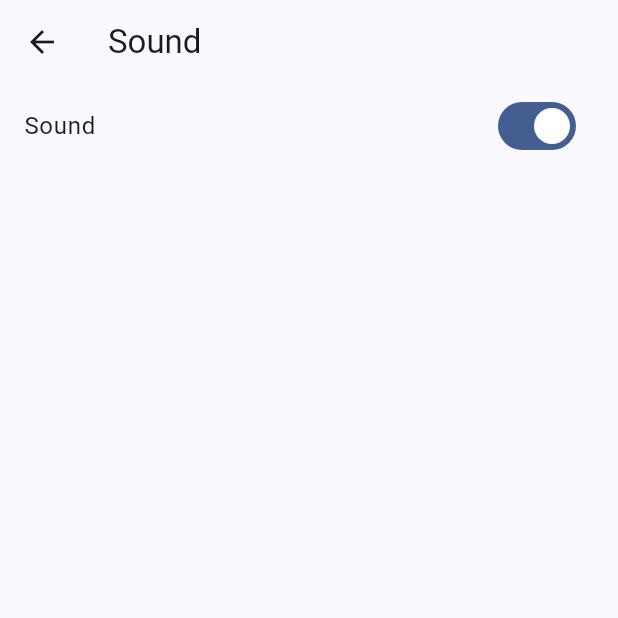
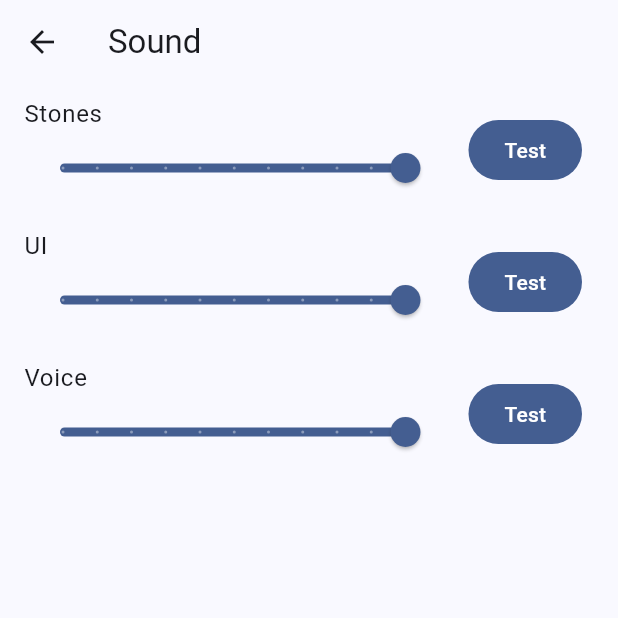
Before and after one commit to ale64bit/WeiqiHub, a Flutter app: the SoundSettingsPage screen opened by its route, on a phone screen of 412 x 824 dp, the top half of it. Run offline on Flutter 3.47's test engine with Material 3 defaults, Android fonts, the phone set to English and light mode, and no system bars; our stand-ins replace device_info_plus, fast_immutable_collections, flutter_slidable, package_info_plus, petitparser, share_plus and 1 more; missing offline and left inert: animated_tree_view, extension_type_unions, flutter_soloud, sqlite3, tflite_flutter; accounts and stored records are empty; statements that could not run were skipped.

Commit message:
Improve sound settings

```diff
--- a/lib/local_board_page.dart
+++ b/lib/local_board_page.dart
@@ -136,9 +136,7 @@ class _LocalBoardPageState extends State<LocalBoardPage> {
                 ? AnnotationMode.variation
                 : AnnotationMode.mainline) !=
         null) {
-      if (context.settings.sound) {
-        AudioController().playForNode(_gameTree.curNode);
-      }
+      AudioController().playForNode(_gameTree.curNode);
       setState(() {
         _turn = _turn.opposite;
       });
--- a/lib/main.dart
+++ b/lib/main.dart
@@ -37,7 +37,7 @@ Future<void> main() async {
     // Initialize singletons
     await Future.wait(<Future>[
       SystemChrome.setEnabledSystemUIMode(SystemUiMode.immersiveSticky),
-      AudioController.init(),
+      AudioController.init(settings),
       TaskRepository.init(),
       StatsDB.init(),
     ]);
--- a/lib/play/ai_game_page.dart
+++ b/lib/play/ai_game_page.dart
@@ -115,7 +115,7 @@ class _AIGamePageState extends State<AIGamePage> {
     setState(() {
       _state = GameState.playing;
     });
-    if (context.settings.sound) AudioController().startToPlay();
+    AudioController().startToPlay();
   }
 
   @override
@@ -279,9 +279,7 @@ class _AIGamePageState extends State<AIGamePage> {
             : AnnotationMode.mainline);
     if (node == null) return;
 
-    if (context.settings.sound) {
-      AudioController().playForNode(_gameTree.curNode);
-    }
+    AudioController().playForNode(_gameTree.curNode);
 
     if (_state == GameState.playing) {
       _aiBot?.update(_gameTree);
@@ -349,7 +347,7 @@ class _AIGamePageState extends State<AIGamePage> {
     final countResult = count();
     if (countResult.winner == widget.myColor.opposite) {
       _turn = _turn.opposite;
-      if (context.settings.sound) AudioController().pass();
+      AudioController().pass();
       gameOver(countResult);
       return;
     }
@@ -389,7 +387,7 @@ class _AIGamePageState extends State<AIGamePage> {
       final mv = _aiBot!.genMove(_turn);
       final (r, c) = mv.p;
       if (r < 0) {
-        if (context.settings.sound) AudioController().pass();
+        AudioController().pass();
         _turn = _turn.opposite;
       } else {
         final node = _gameTree.moveAnnotated(mv, mode: AnnotationMode.mainline);
@@ -402,7 +400,7 @@ class _AIGamePageState extends State<AIGamePage> {
       }
     }
     if (!validMove) {
-      if (context.settings.sound) AudioController().pass();
+      AudioController().pass();
       _turn = _turn.opposite;
     }
     setState(() {});
--- a/lib/play/automatch_page.dart
+++ b/lib/play/automatch_page.dart
@@ -4,7 +4,6 @@ import 'package:wqhub/game_client/automatch_preset.dart';
 import 'package:wqhub/game_client/game.dart';
 import 'package:wqhub/game_client/game_client.dart';
 import 'package:wqhub/play/game_page.dart';
-import 'package:wqhub/settings/shared_preferences_inherited_widget.dart';
 
 class AutomatchRouteArguments {
   final GameClient gameClient;
@@ -35,7 +34,7 @@ class _AutomatchPageState extends State<AutomatchPage> {
   void initState() {
     _findGame.then((game) {
       if (context.mounted) {
-        if (context.settings.sound) AudioController().startToPlay();
+        AudioController().startToPlay();
         Navigator.pushReplacementNamed(
           context,
           GamePage.routeName,
--- a/lib/play/game_page.dart
+++ b/lib/play/game_page.dart
@@ -382,9 +382,7 @@ class _GamePageState extends State<GamePage> {
             : AnnotationMode.mainline);
     if (node == null) return;
 
-    if (context.settings.sound) {
-      AudioController().playForNode(_gameTree.curNode);
-    }
+    AudioController().playForNode(_gameTree.curNode);
 
     if (_state == GameState.playing) {
       // If we are playing, send the move command to the game client
@@ -423,9 +421,7 @@ class _GamePageState extends State<GamePage> {
     final node = _gameTree.moveAnnotated(mv, mode: AnnotationMode.mainline);
     if (node == null) return;
 
-    if (context.settings.sound) {
-      AudioController().playForNode(_gameTree.curNode);
-    }
+    AudioController().playForNode(_gameTree.curNode);
 
     setState(() {
       _turn = _turn.opposite;
@@ -482,7 +478,7 @@ class _GamePageState extends State<GamePage> {
           behavior: SnackBarBehavior.floating,
           showCloseIcon: true,
         ));
-        if (context.settings.sound) AudioController().pass();
+        AudioController().pass();
         setState(() {
           _state = GameState.playing;
           _turn = _turn.opposite;
@@ -494,7 +490,7 @@ class _GamePageState extends State<GamePage> {
           behavior: SnackBarBehavior.floating,
           showCloseIcon: true,
         ));
-        if (context.settings.sound) AudioController().pass();
+        AudioController().pass();
         setState(() {
           _state = GameState.playing;
           _turn = _turn.opposite;
--- a/lib/play/game_record_page.dart
+++ b/lib/play/game_record_page.dart
@@ -189,9 +189,7 @@ class _GameRecordPageState extends State<GameRecordPage> {
         .moveAnnotated((col: _turn!, p: p), mode: AnnotationMode.variation);
     if (node == null) return;
 
-    if (context.settings.sound) {
-      AudioController().playForNode(_gameTree.curNode);
-    }
+    AudioController().playForNode(_gameTree.curNode);
 
     // Toggle current turn
     setState(() {
--- a/lib/play/server_lobby_page.dart
+++ b/lib/play/server_lobby_page.dart
@@ -9,7 +9,6 @@ import 'package:wqhub/play/promotion_card.dart';
 import 'package:wqhub/play/streak_card.dart';
 import 'package:wqhub/play/user_info_card.dart';
 import 'package:wqhub/pop_and_window_class_aware_state.dart';
-import 'package:wqhub/settings/shared_preferences_inherited_widget.dart';
 
 class ServerLobbyRouteArguments {
   final GameClient gameClient;
@@ -36,7 +35,7 @@ class _ServerLobbyPageState
     widget.gameClient.disconnected.addListener(onDisconnected);
     widget.gameClient.ongoingGame().then((game) {
       if (context.mounted && game != null) {
-        if (context.settings.sound) AudioController().startToPlay();
+        AudioController().startToPlay();
         Navigator.pushNamed(
           context,
           GamePage.routeName,
--- a/lib/settings/settings.dart
+++ b/lib/settings/settings.dart
@@ -2,6 +2,7 @@ import 'dart:io';
 
 import 'package:flutter/material.dart';
 import 'package:shared_preferences/shared_preferences.dart';
+import 'package:wqhub/audio/audio_controller.dart';
 import 'package:wqhub/board/board_settings.dart';
 import 'package:wqhub/board/board_theme.dart';
 import 'package:wqhub/board/board_sizes.dart';
@@ -16,7 +17,9 @@ class Settings {
   static const _defaultSaveDirKey = 'default.save_dir';
   static const _themeKey = 'settings.theme';
   static const _behaviourKeyPrefix = 'settings.behaviour';
-  static const _soundKey = 'settings.sound';
+  static const _soundStoneKey = 'settings.sound.stone';
+  static const _soundVoiceKey = 'settings.sound.voice';
+  static const _soundUIKey = 'settings.sound.ui';
   static const _credentialsPrefix = 'settings.auth';
   static const _boardTheme = 'settings.board.theme';
   static const _boardShowCoordinatesKey = 'settings.board.show_coordinates';
@@ -66,8 +69,8 @@ class Settings {
       prefs.getInt('$_behaviourKeyPrefix.confirm_moves_board_size') ??
       BoardSizes.size_9.value;
 
-  set confirmMovesBoardSize(int boardSize) => prefs.setInt(
-      '$_behaviourKeyPrefix.confirm_moves_board_size', boardSize);
+  set confirmMovesBoardSize(int boardSize) =>
+      prefs.setInt('$_behaviourKeyPrefix.confirm_moves_board_size', boardSize);
 
   ResponseDelay get responseDelay => ResponseDelay.values[
       prefs.getInt('$_behaviourKeyPrefix.response_delay') ??
@@ -83,8 +86,20 @@ class Settings {
       prefs.setBool('$_behaviourKeyPrefix.always_black_to_play', val);
 
   // Sound
-  bool get sound => prefs.getBool(_soundKey) ?? true;
-  set sound(bool val) => prefs.setBool(_soundKey, val);
+  double get soundStone => prefs.getDouble(_soundStoneKey) ?? 1.0;
+  set soundStone(double val) => prefs.setDouble(_soundStoneKey, val).then((_) {
+        AudioController().stoneVolume = val;
+      });
+
+  double get soundVoice => prefs.getDouble(_soundVoiceKey) ?? 1.0;
+  set soundVoice(double val) => prefs.setDouble(_soundVoiceKey, val).then((_) {
+        AudioController().voiceVolume = val;
+      });
+
+  double get soundUI => prefs.getDouble(_soundUIKey) ?? 1.0;
+  set soundUI(double val) => prefs.setDouble(_soundUIKey, val).then((_) {
+        AudioController().uiVolume = val;
+      });
 
   // Auth
   String? getUsername(String serverId) =>
--- a/lib/settings/sound_settings_page.dart
+++ b/lib/settings/sound_settings_page.dart
@@ -19,14 +19,54 @@ class _SoundSettingsPageState extends State<SoundSettingsPage> {
       body: ListView(
         children: <ListTile>[
           ListTile(
-            title: const Text('Sound'),
-            trailing: Switch(
-              value: context.settings.sound,
+            title: const Text('Stones'),
+            subtitle: Slider(
+              value: context.settings.soundStone,
+              label: '${(100 * context.settings.soundStone).floor()}%',
+              divisions: 10,
               onChanged: (value) {
-                context.settings.sound = value;
-                if (value) AudioController().correct();
+                context.settings.soundStone = value;
+                AudioController().stoneVolume = value;
                 setState(() {});
               },
+            ),
+            trailing: FilledButton(
+              onPressed: () => AudioController().playStone(),
+              child: const Text('Test'),
+            ),
+          ),
+          ListTile(
+            title: const Text('UI'),
+            subtitle: Slider(
+              value: context.settings.soundUI,
+              label: '${(100 * context.settings.soundUI).floor()}%',
+              divisions: 10,
+              onChanged: (value) {
+                context.settings.soundUI = value;
+                AudioController().uiVolume = value;
+                setState(() {});
+              },
+            ),
+            trailing: FilledButton(
+              onPressed: () => AudioController().correct(),
+              child: const Text('Test'),
+            ),
+          ),
+          ListTile(
+            title: const Text('Voice'),
+            subtitle: Slider(
+              value: context.settings.soundVoice,
+              label: '${(100 * context.settings.soundVoice).floor()}%',
+              divisions: 10,
+              onChanged: (value) {
+                context.settings.soundVoice = value;
+                AudioController().voiceVolume = value;
+                setState(() {});
+              },
+            ),
+            trailing: FilledButton(
+              onPressed: () => AudioController().startToPlay(),
+              child: const Text('Test'),
             ),
           ),
         ],
--- a/lib/time_display.dart
+++ b/lib/time_display.dart
@@ -3,7 +3,6 @@ import 'dart:async';
 import 'package:flutter/material.dart';
 import 'package:wqhub/audio/audio_controller.dart';
 import 'package:wqhub/game_client/time_state.dart';
-import 'package:wqhub/settings/shared_preferences_inherited_widget.dart';
 
 enum TickMode {
   increase,
@@ -133,8 +132,7 @@ class _TimeDisplayState extends State<TimeDisplay> {
   }
 
   void _voiceCountdown() {
-    if (context.settings.sound &&
-        widget.voiceCountdown &&
+    if (widget.voiceCountdown &&
         widget.timeState.isOvertime &&
         Duration.zero < _timeLeft &&
         _timeLeft <= Duration(seconds: 9)) {
--- a/lib/train/task_solving_state_mixin.dart
+++ b/lib/train/task_solving_state_mixin.dart
@@ -63,9 +63,7 @@ mixin TaskSolvingStateMixin<T extends StatefulWidget> on State<T> {
     if (gameTree
             .moveAnnotated((col: turn, p: p), mode: AnnotationMode.variation) !=
         null) {
-      if (context.settings.sound) {
-        AudioController().playForNode(gameTree.curNode);
-      }
+      AudioController().playForNode(gameTree.curNode);
       continuationAnnotations = null;
       final status = _vtreeIt!.move(p);
       turn = turn.opposite;
@@ -128,12 +126,10 @@ mixin TaskSolvingStateMixin<T extends StatefulWidget> on State<T> {
       solveStatusNotified = true;
     }
     if (solveStatus == null) {
-      if (context.settings.sound) {
-        if (status == VariationStatus.correct) {
-          AudioController().correct();
-        } else {
-          AudioController().wrong();
-        }
+      if (status == VariationStatus.correct) {
+        AudioController().correct();
+      } else {
+        AudioController().wrong();
       }
       solveStatus = status;
       onSolveStatus(status);
```
Also changed, not shown: lib/audio/audio_controller.dart (+33 -9 lines), 1 other file.
